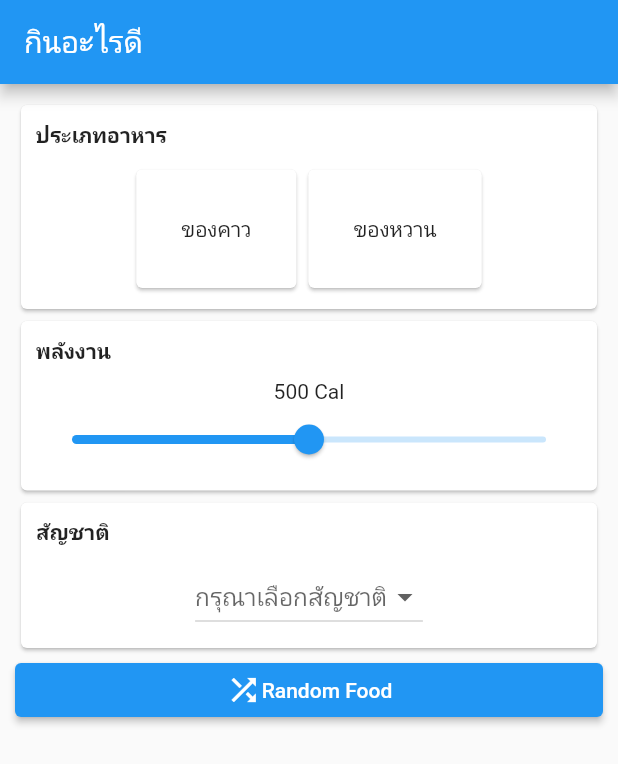
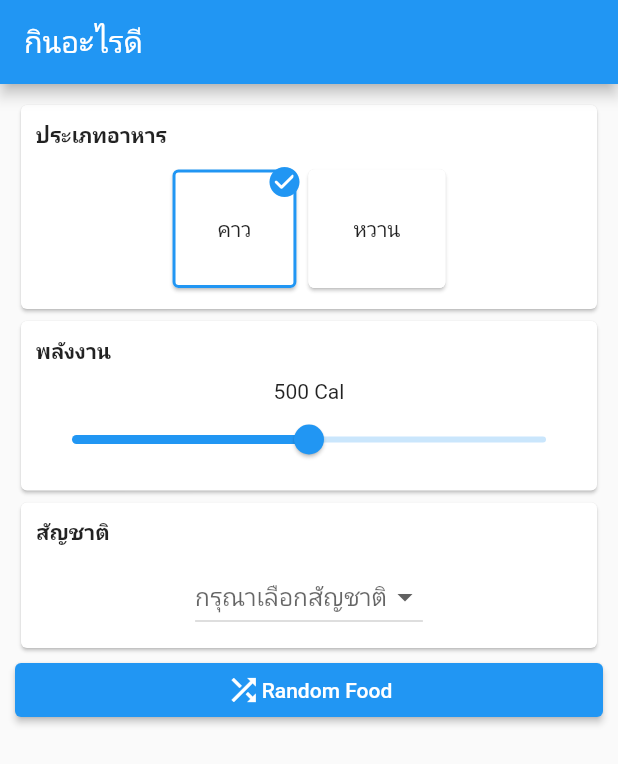
Before and after one commit to pcbimon/kin_a_rai_dee_flutter, a Flutter app: the screen it shows after launch, on a phone screen of 412 x 824 dp. Shown: the top 764 px of the screen. Run offline on Flutter 3.47's test engine with Material 2 defaults, Android fonts, the phone set to English and light mode, and no system bars; our stand-ins replace google_fonts; Roboto replaces fonts that are missing (Kanit).

Commit message:
create category group widget

```diff
--- a/lib/randomFood.dart
+++ b/lib/randomFood.dart
@@ -1,13 +1,15 @@
 import 'package:flutter/material.dart';
+import './widget/selectCategory.dart';
 
 class RandomFood extends StatelessWidget {
-  final List<String> foodCategory = [
+  final List<String> foodNationality = [
     'ไทย',
     'จีน',
     'ญี่ปุ่น',
     'ฝรั่งเศษ',
     'อเมริกา'
   ];
+  final List<String> foodCategory = ['คาว','หวาน'];
   @override
   Widget build(BuildContext context) {
     return Container(
@@ -31,18 +33,7 @@ class RandomFood extends StatelessWidget {
                   ),
                   Row(
                     children: [
-                      Card(
-                        child: Container(
-                          margin: EdgeInsets.all(30),
-                          child: Text("ของคาว"),
-                        ),
-                      ),
-                      Card(
-                        child: Container(
-                          margin: EdgeInsets.all(30),
-                          child: Text("ของหวาน"),
-                        ),
-                      ),
+                      category(foodCategory,0)
                     ],
                     mainAxisAlignment: MainAxisAlignment.center,
                   )
@@ -98,7 +89,7 @@ class RandomFood extends StatelessWidget {
                   Container(
                     alignment: Alignment.center,
                     child: DropdownButton<String>(
-                      items: foodCategory.map((String value) {
+                      items: foodNationality.map((String value) {
                         return DropdownMenuItem<String>(
                           value: value,
                           child: new Text(value),
--- /dev/null
+++ b/lib/widget/selectCategory.dart
@@ -0,0 +1,42 @@
+import 'package:flutter/material.dart';
+
+class category extends StatelessWidget {
+  final List<String> items;
+  final int selectedCategory;
+  category(this.items, this.selectedCategory);
+  List<Widget> _createCategories(List<String> cats, int selectedIndex,BuildContext context) {
+    List<Widget> list = [];
+    for (int i = 0; i < cats.length; i++) {
+      bool selected = selectedIndex == i ? true : false;
+      list.add(new Stack(alignment: Alignment.topRight, children: [
+        Card(
+          shape: selected
+              ? new RoundedRectangleBorder(
+                  side: new BorderSide(color: Colors.blue, width: 2.0),
+                  borderRadius: BorderRadius.circular(4.0))
+              : new RoundedRectangleBorder(
+                  side: new BorderSide(color: Colors.white, width: 2.0),
+                  borderRadius: BorderRadius.circular(4.0)),
+          child: Container(margin: EdgeInsets.all(30), child: Text(cats[i])),
+        ),
+        Container(
+          // width: 300,
+          //   margin: EdgeInsets.all(30),
+          child: Row(
+            children: [
+              selected ? Icon(Icons.check_circle_rounded,color: Theme.of(context).primaryColor) : SizedBox()
+            ],
+            crossAxisAlignment: CrossAxisAlignment.center,
+          ),
+        )
+      ]));
+    }
+    return list;
+  }
+
+  Widget build(BuildContext context) {
+    return Row(
+      children: _createCategories(items, selectedCategory,context),
+    );
+  }
+}
```
Also changed, not shown: pubspec.lock.
